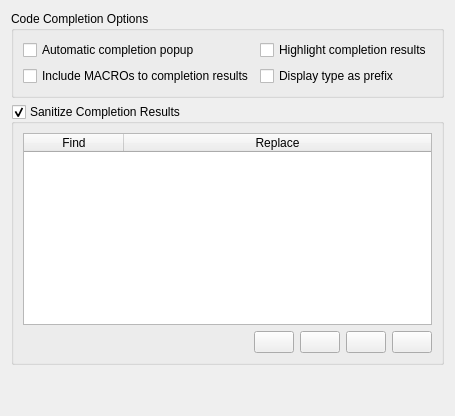
Qt form src/clang_completion_settings.ui (zaufi/kate-cpp-helper-plugin) before a commit.
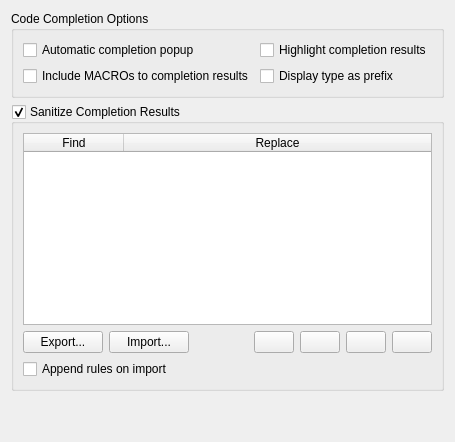
The same form after that commit. Icons and pictures are not drawn. Custom widgets are drawn as their Qt base class.

Commit message: sanitizer rules export/import has been implemented (finally)

```diff
--- a/src/clang_completion_settings.ui
+++ b/src/clang_completion_settings.ui
@@ -125,6 +125,26 @@
       </item>
       <item>
        <layout class="QHBoxLayout" name="hl">
+        <item>
+         <widget class="KPushButton" name="exportRules">
+          <property name="toolTip">
+           <string>&lt;html&gt;&lt;head/&gt;&lt;body&gt;&lt;p&gt;Save sanitizer rules to a file&lt;/p&gt;&lt;/body&gt;&lt;/html&gt;</string>
+          </property>
+          <property name="text">
+           <string>Export...</string>
+          </property>
+         </widget>
+        </item>
+        <item>
+         <widget class="KPushButton" name="importRules">
+          <property name="toolTip">
+           <string>&lt;html&gt;&lt;head/&gt;&lt;body&gt;&lt;p&gt;Import sanitizer rules from a file&lt;/p&gt;&lt;/body&gt;&lt;/html&gt;</string>
+          </property>
+          <property name="text">
+           <string>Import...</string>
+          </property>
+         </widget>
+        </item>
         <item>
          <spacer name="hs">
           <property name="orientation">
@@ -194,6 +214,16 @@
         </item>
        </layout>
       </item>
+      <item>
+       <widget class="QCheckBox" name="appendOnImport">
+        <property name="toolTip">
+         <string>&lt;html&gt;&lt;head/&gt;&lt;body&gt;&lt;p&gt;If unchecked, all existed sanitizer rules will be removed before import&lt;/p&gt;&lt;/body&gt;&lt;/html&gt;</string>
+        </property>
+        <property name="text">
+         <string>Append rules on import</string>
+        </property>
+       </widget>
+      </item>
      </layout>
     </widget>
    </item>
```
The commit also changes 7 other files.
